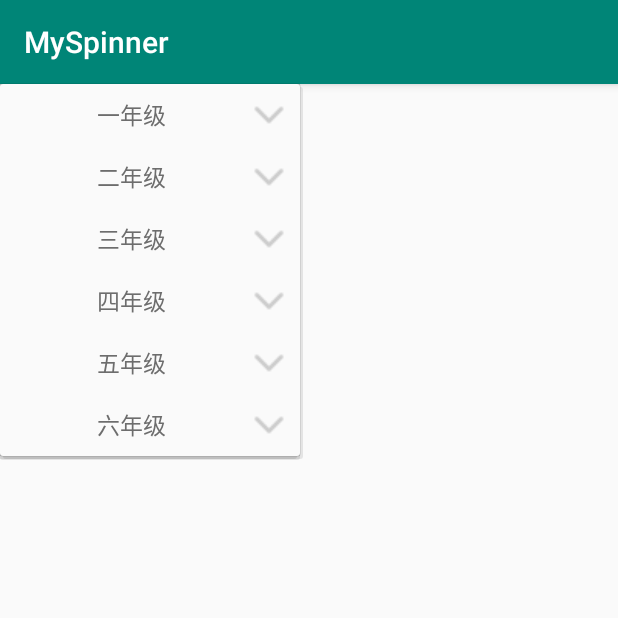
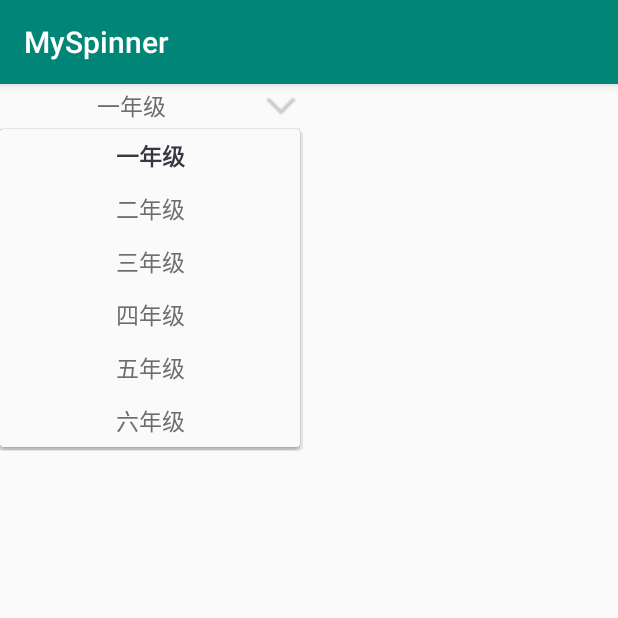
Before and after one commit to hui2016150110/MySpinner, an Android app: the screen it shows after launch (MainActivity), after a tap on "一年级", on a phone screen of 412 x 824 dp, the top half of it. Run offline under Robolectric (Android 15) with nearby library versions, the phone set to English and light mode, and no system bars.

Commit message:
"添加自己的适配器"

```diff
--- a/app/src/main/java/com/example/hui/myspinner/MainActivity.java
+++ b/app/src/main/java/com/example/hui/myspinner/MainActivity.java
@@ -1,9 +1,18 @@
 package com.example.hui.myspinner;
 
+import android.content.Context;
+import android.support.annotation.ArrayRes;
+import android.support.annotation.LayoutRes;
+import android.support.annotation.NonNull;
+import android.support.annotation.Nullable;
 import android.support.v7.app.AppCompatActivity;
 import android.os.Bundle;
+import android.view.View;
+import android.view.ViewGroup;
+import android.widget.AdapterView;
 import android.widget.ArrayAdapter;
 import android.widget.Spinner;
+import android.widget.TextView;
 
 public class MainActivity extends AppCompatActivity {
 
@@ -18,11 +27,65 @@ public class MainActivity extends AppCompatActivity {
         第二个是一个int的资源，也就是我们下拉框要显示的数据源
         第三个还是一个int的资源，这里是我们刚才新建的布局资源
         */
-        ArrayAdapter adapter = ArrayAdapter.createFromResource(this,R.array.datalist,R.layout.spinner_layout);
+        final ArrayAdapter adapter = MyAdapter.createFromResource(this,R.array.datalist,R.layout.spinner_layout);
         spinner.setBackgroundColor(0x0);
         //加载下拉框的样式
         adapter.setDropDownViewResource(R.layout.spinner_item);
+        //spinner.setPopupBackgroundResource(R.drawable.background);
+        spinner.setDropDownVerticalOffset(dip2px(30));
 
         spinner.setAdapter(adapter);
+
+        spinner.setOnItemSelectedListener(new AdapterView.OnItemSelectedListener() {
+            @Override
+            public void onItemSelected(AdapterView<?> adapterView, View view, int i, long l) {
+                ((MyAdapter) adapter).setPosition(i);
+            }
+            @Override
+            public void onNothingSelected(AdapterView<?> adapterView) {
+
+            }
+        });
+
     }
+    private  int dip2px(float dpValue) {
+        final float scale = this.getResources().getDisplayMetrics().density;
+        return (int) (dpValue * scale + 0.5f);
+    }
+
+
 }
+
+class MyAdapter<T> extends ArrayAdapter<T>{
+
+    private int position;
+    public MyAdapter(@NonNull Context context, int resource, @NonNull T[] objects) {
+        super(context, resource, objects);
+    }
+
+    public void setPosition(int position) {
+        this.position = position;
+    }
+
+    @Override
+    public View getDropDownView(int position, @Nullable View convertView, @NonNull ViewGroup parent) {
+        View view = super.getDropDownView(position, convertView, parent);
+        TextView textView = (TextView)view;
+        if(this.position == position){
+            textView.setTextColor(0xff373741);
+            textView.getPaint().setFakeBoldText(true);
+        }
+        else{
+            textView.setTextColor(0xff6d6d6d);
+            textView.getPaint().setFakeBoldText(false);
+        }
+        return view;
+    }
+
+    public static @NonNull MyAdapter<CharSequence> createFromResource(@NonNull Context context,
+                                                                           @ArrayRes int textArrayResId, @LayoutRes int textViewResId) {
+        final CharSequence[] strings = context.getResources().getTextArray(textArrayResId);
+        return new MyAdapter<>(context, textViewResId, strings);
+    }
+
+}
--- /dev/null
+++ b/app/src/main/res/drawable/background.xml
@@ -0,0 +1,17 @@
+<?xml version="1.0" encoding="utf-8"?>
+<layer-list xmlns:android="http://schemas.android.com/apk/res/android">
+    <item
+        android:gravity="top"
+        android:left="150dp"
+        android:drawable="@drawable/arrow"/>
+
+    <item
+        android:top="20dp">
+        <shape android:shape="rectangle">
+            <solid android:color="#d6d6d6"/>
+            <corners android:radius="8dp"/>
+        </shape>
+
+    </item>
+
+</layer-list>
--- a/app/src/main/res/layout/activity_main.xml
+++ b/app/src/main/res/layout/activity_main.xml
@@ -1,7 +1,8 @@
 <?xml version="1.0" encoding="utf-8"?>
-<android.support.constraint.ConstraintLayout xmlns:android="http://schemas.android.com/apk/res/android"
-    xmlns:app="http://schemas.android.com/apk/res-auto"
+<LinearLayout xmlns:app="http://schemas.android.com/apk/res-auto"
     xmlns:tools="http://schemas.android.com/tools"
+    xmlns:android="http://schemas.android.com/apk/res/android"
+    android:orientation="vertical"
     android:layout_width="match_parent"
     android:layout_height="match_parent"
     tools:context=".MainActivity">
@@ -10,8 +11,7 @@
         android:id="@+id/myspinner"
         android:entries="@array/datalist"
         android:layout_width="200dp"
-        android:layout_height="wrap_content">
-
+        android:layout_height="30dp">
     </Spinner>
 
-</android.support.constraint.ConstraintLayout>
+</LinearLayout>
--- a/app/src/main/res/layout/spinner_item.xml
+++ b/app/src/main/res/layout/spinner_item.xml
@@ -4,8 +4,7 @@
     android:layout_height="wrap_content"
     android:textColor="#6d6d6d"
     android:textSize="15sp"
-    android:padding="8dp"
+    android:padding="6dp"
     android:gravity="center"
-    android:drawableRight="@drawable/arrow"
     >
 </TextView>
--- a/app/src/main/res/layout/spinner_layout.xml
+++ b/app/src/main/res/layout/spinner_layout.xml
@@ -5,5 +5,6 @@
     android:textColor="#6d6d6d"
     android:textSize="15sp"
     android:gravity="center"
+    android:drawableRight="@drawable/arrow"
     >
 </TextView>
```
